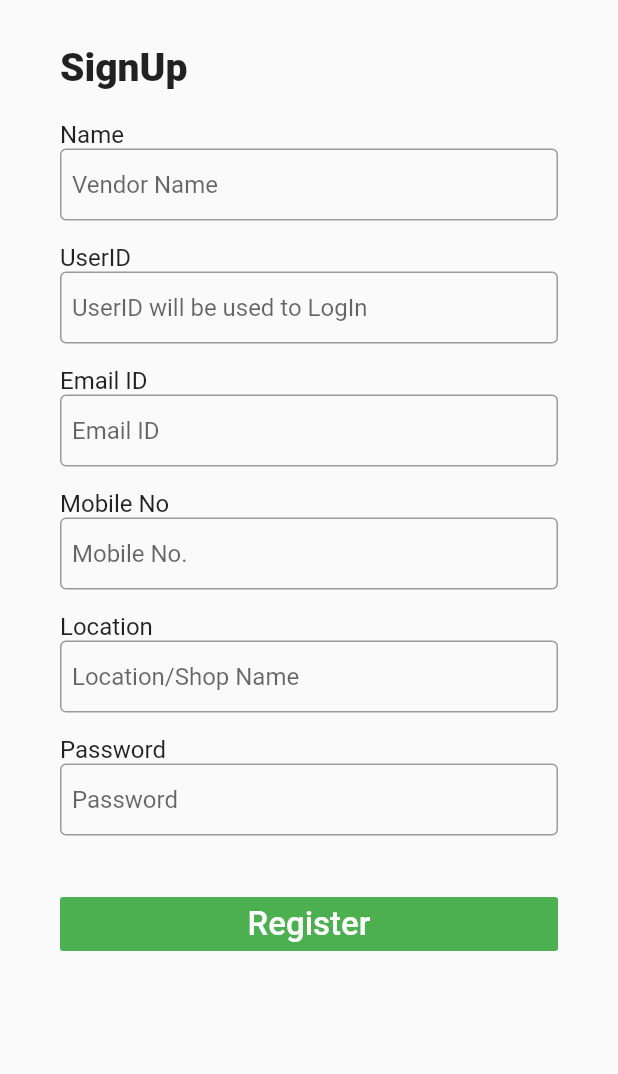
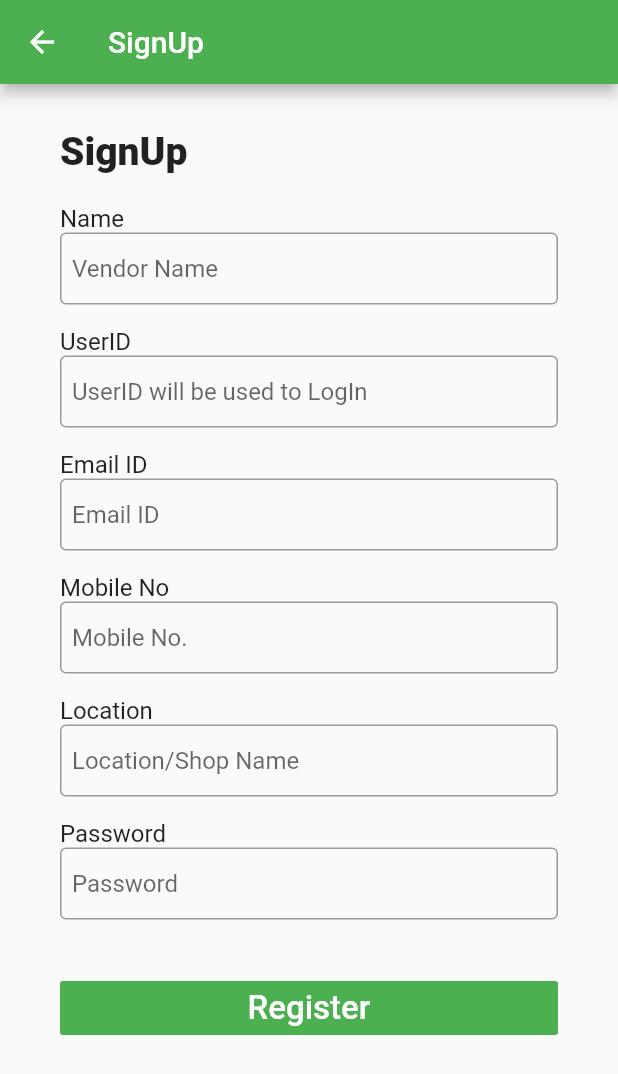
Before and after one commit to Jaideep1099/Stay_home_admin, a Flutter app: the SignUp screen opened directly, after a tap on "Register", on a phone screen of 412 x 824 dp. Shown: the top 1074 px of the screen. Run offline on Flutter 3.47's test engine with Material 2 defaults, Android fonts, the phone set to English and light mode, and no system bars; network calls fail.

Commit message:
SignUp Seperated

```diff
--- a/lib/signup.dart
+++ b/lib/signup.dart
@@ -1,15 +1,67 @@
 import 'dart:ui';
+import 'dart:async';
+import 'dart:convert';
 
+import 'package:flutter/cupertino.dart';
 import 'package:flutter/material.dart';
+import 'package:http/http.dart' as http;
 
-class SignUp extends StatelessWidget {
-  SignUp();
+
+String res;
+
+Future<dynamic> trySignUp(String nm, String uid, String eid, String no,
+    String pwd, String loc) async {
+  final response = await http.post(
+    "http://192.168.43.60:8000/vendor/register",
+    headers: <String, String>{
+      'Content-Type': 'application/json; charset=UTF-8',
+      'authorization': 'vSignUp'
+    },
+    body: jsonEncode(<String, String>{
+      'Name': nm,
+      'User': uid,
+      'Email': eid,
+      'No': no,
+      'Password': pwd,
+      'Location': loc,
+    }),
+  );
+
+  if (response.statusCode == 200) {
+    var data = json.decode(response.body);
+    print(data);
+    if (data['status'] == 'done'){
+      res = '1';
+    }
+    else {
+      res = data['ERROR'];
+    }
+
+    return data;
+  } else {
+    throw Exception('Failed to SignUp');
+  }
+}
+
+class SignUp extends StatefulWidget {
+  @override
+  _SignUpState createState() => _SignUpState();
+}
+
+class _SignUpState extends State<SignUp> {
+  final TextEditingController _controller_nm = TextEditingController();
+  final TextEditingController _controller_uid = TextEditingController();
+  final TextEditingController _controller_eid = TextEditingController();
+  final TextEditingController _controller_no = TextEditingController();
+  final TextEditingController _controller_loc = TextEditingController();
+  final TextEditingController _controller_pwd = TextEditingController();
+
+  dynamic _futureSignupData;
   @override
   Widget build(BuildContext context) {
-    return ListView(
-        //  mainAxisSize: MainAxisSize.max,
-        //  mainAxisAlignment: MainAxisAlignment.center,
-        children: <Widget>[
+    return Scaffold(
+      appBar: AppBar(title:Text("SignUp")),
+      body: ListView(children: <Widget>[
         Container(
           padding: EdgeInsets.fromLTRB(40, 30, 40, 10),
           child: Text(
@@ -32,6 +84,7 @@ class SignUp extends StatelessWidget {
                 style: TextStyle(fontSize: 16),
               ),
               TextField(
+                  controller: _controller_nm,
                   obscureText: false,
                   decoration: InputDecoration(
                       hoverColor: Colors.white,
@@ -52,6 +105,7 @@ class SignUp extends StatelessWidget {
                 style: TextStyle(fontSize: 16),
               ),
               TextField(
+                  controller: _controller_uid,
                   obscureText: false,
                   decoration: InputDecoration(
                       contentPadding: EdgeInsets.all(8),
@@ -71,6 +125,7 @@ class SignUp extends StatelessWidget {
                 style: TextStyle(fontSize: 16),
               ),
               TextField(
+                  controller: _controller_eid,
                   obscureText: false,
                   decoration: InputDecoration(
                       contentPadding: EdgeInsets.all(8),
@@ -90,6 +145,7 @@ class SignUp extends StatelessWidget {
                 style: TextStyle(fontSize: 16),
               ),
               TextField(
+                  controller: _controller_no,
                   obscureText: false,
                   decoration: InputDecoration(
                       contentPadding: EdgeInsets.all(8),
@@ -109,6 +165,7 @@ class SignUp extends StatelessWidget {
                 style: TextStyle(fontSize: 16),
               ),
               TextField(
+                  controller: _controller_loc,
                   obscureText: false,
                   decoration: InputDecoration(
                       contentPadding: EdgeInsets.all(8),
@@ -128,7 +185,8 @@ class SignUp extends StatelessWidget {
                 style: TextStyle(fontSize: 16),
               ),
               TextField(
-                    obscureText: false,
+                  controller: _controller_pwd,
+                  obscureText: true,
                   decoration: InputDecoration(
                       contentPadding: EdgeInsets.all(8),
                       border: OutlineInputBorder(),
@@ -141,7 +199,20 @@ class SignUp extends StatelessWidget {
             child: FlatButton(
               color: Colors.green,
               textColor: Colors.white,
-                onPressed: () {},
+              onPressed: () {
+                print("Button pressed");
+                setState(() {
+                  _futureSignupData = trySignUp(
+                      _controller_nm.text,
+                      _controller_uid.text,
+                      _controller_eid.text,
+                      _controller_no.text,
+                      _controller_pwd.text,
+                      _controller_loc.text);
+                });
+                if(_futureSignupData['status']=='done')
+                  Navigator.pop(context);
+              },
               child: Text(
                 "Register",
                 style: TextStyle(
@@ -149,6 +220,7 @@ class SignUp extends StatelessWidget {
                 ),
               ),
             )),
-        ]);
+      ]),
+    );
   }
 }
```
Also changed, not shown: lib/main.dart (+28 -39 lines). Lines whose indentation alone changed are shown as unchanged.
